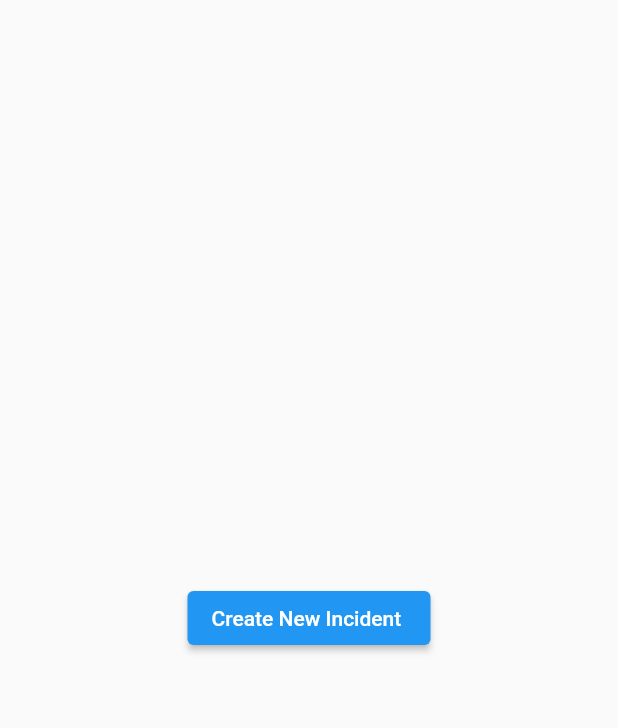
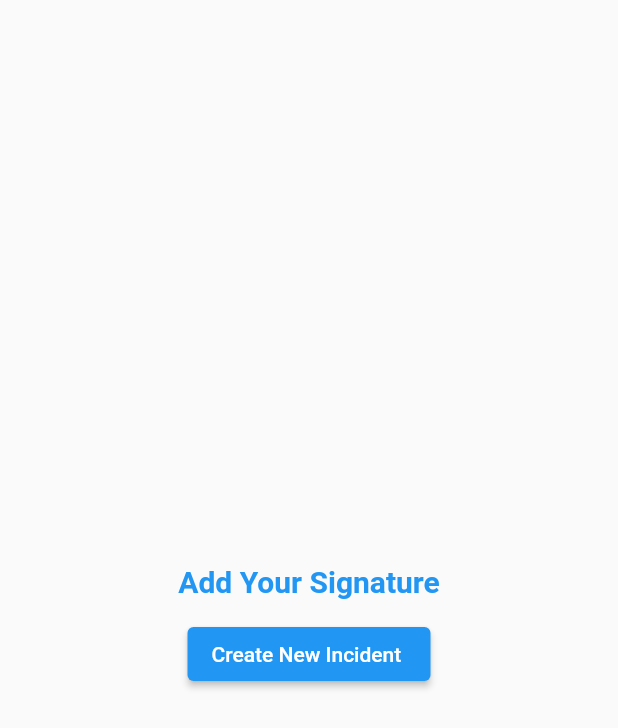
Before and after one commit to agiratech-raghul/incident-reporting, a Flutter app: the screen it shows after launch, on a phone screen of 412 x 824 dp. Shown: the top 728 px of the screen. Run offline on Flutter 3.47's test engine with Material 2 defaults, Android fonts, the phone set to English and light mode, and no system bars; our stand-ins replace connectivity_plus, flutter_secure_storage, hooks_riverpod, rxdart, shared_preferences, signature.

Commit message:
add signature pad

```diff
--- a/lib/src/features/home_screen.dart
+++ b/lib/src/features/home_screen.dart
@@ -1,18 +1,62 @@
+import 'dart:io';
+import 'dart:typed_data';
+
 import 'package:flutter/material.dart';
+import 'package:incident_reporting/src/common_widgets/signature_pad.dart';
 import 'package:incident_reporting/src/routing/route_constants.dart';
+import 'package:path_provider/path_provider.dart';
 
-class HomeScreen extends StatelessWidget {
+class HomeScreen extends StatefulWidget {
   const HomeScreen({super.key});
+
+  @override
+  State<HomeScreen> createState() => _HomeScreenState();
+}
+
+class _HomeScreenState extends State<HomeScreen> {
+  Uint8List? signatureImage;
 
   @override
   Widget build(BuildContext context) {
     return Scaffold(
       body: Center(
-          child: ElevatedButton(
-        child: const Text("Create New Incident "),
-        onPressed: () {
-          Navigator.of(context).pushNamed(RouteConstants.initialScreen);
-        },
+          child: Column(
+        mainAxisAlignment: MainAxisAlignment.center,
+        crossAxisAlignment: CrossAxisAlignment.center,
+        children: [
+          if (signatureImage != null)
+            Image.memory(
+              signatureImage!,
+              height: 100,
+              width: 100,
+              fit: BoxFit.fill,
+            ),
+          TextButton(
+            onPressed: () async {
+              signatureImage = await showDialog(
+                context: context,
+                builder: (context) => const AlertDialog(
+                  content: SignatureScreen(),
+                  contentPadding: EdgeInsets.zero,
+                ),
+              );
+              setState(() {});
+            },
+            child: Text(
+              signatureImage != null
+                  ? 'Change Your Signature'
+                  : 'Add Your Signature',
+              style:
+                  const TextStyle(fontWeight: FontWeight.bold, fontSize: 20.0),
+            ),
+          ),
+          ElevatedButton(
+            child: const Text("Create New Incident "),
+            onPressed: () async {
+              Navigator.of(context).pushNamed(RouteConstants.initialScreen);
+            },
+          ),
+        ],
       )),
     );
   }
--- a/pubspec.yaml
+++ b/pubspec.yaml
@@ -30,6 +30,8 @@ dependencies:
   #Widgets
   image_picker: ^0.8.7+4
   speech_to_text: ^6.4.0
+  signature: ^5.4.0
+  path_provider: ^2.1.1
 
 dev_dependencies:
   flutter_test:
```
Also changed, not shown: lib/src/common_widgets/signature_pad.dart (added, +89 -0 lines), pubspec.lock.
